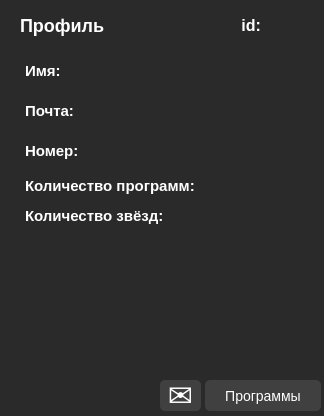
This is developper_app/developper_app.ui in b0shka/selling_apps as Qt 5 draws it before an edit. The edited form follows.
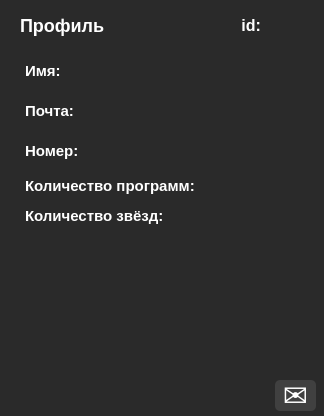
This is the edited form.

```diff
--- a/developper_app/developper_app.ui
+++ b/developper_app/developper_app.ui
@@ -167,36 +167,10 @@
     <string>Номер:</string>
    </property>
   </widget>
-  <widget class="QPushButton" name="pushButton_2">
-   <property name="geometry">
-    <rect>
-     <x>205</x>
-     <y>380</y>
-     <width>116</width>
-     <height>31</height>
-    </rect>
-   </property>
-   <property name="styleSheet">
-    <string notr="true">QPushButton {
-	padding: 2px;
-	font-size: 14px;
-	height: 28px;
-	color: white;
-	background-color: #404040;
-	border-radius: 5px;
-}
-QPushButton::hover {
-	background-color: #949494;
-}</string>
-   </property>
-   <property name="text">
-    <string>Программы</string>
-   </property>
-  </widget>
   <widget class="QPushButton" name="pushButton_3">
    <property name="geometry">
     <rect>
-     <x>160</x>
+     <x>275</x>
      <y>380</y>
      <width>41</width>
      <height>31</height>
@@ -375,7 +349,7 @@
     <rect>
      <x>235</x>
      <y>205</y>
-     <width>51</width>
+     <width>76</width>
      <height>21</height>
     </rect>
    </property>
@@ -394,6 +368,39 @@
     <string/>
    </property>
   </widget>
+  <widget class="QPushButton" name="pushButton_2">
+   <property name="geometry">
+    <rect>
+     <x>235</x>
+     <y>175</y>
+     <width>76</width>
+     <height>21</height>
+    </rect>
+   </property>
+   <property name="font">
+    <font>
+     <pointsize>-1</pointsize>
+     <weight>75</weight>
+     <bold>true</bold>
+    </font>
+   </property>
+   <property name="styleSheet">
+    <string notr="true">QPushButton {
+	font-size: 16px;
+	color: white;
+	background-color: #2a2a2a;
+	border: none;
+	text-align: left;
+}
+
+QPushButton::hover {
+	color: silver;
+}</string>
+   </property>
+   <property name="text">
+    <string/>
+   </property>
+  </widget>
  </widget>
  <resources/>
  <connections/>
```
Left out of the diff: 24 changed lines with no effect on the pictures.
